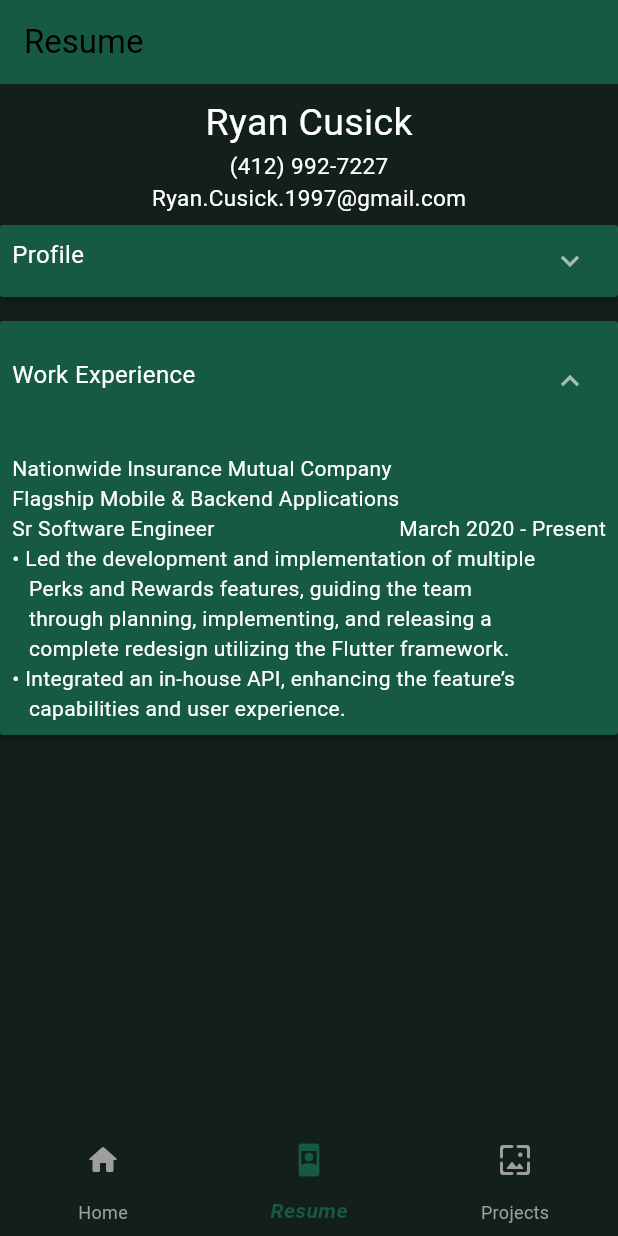
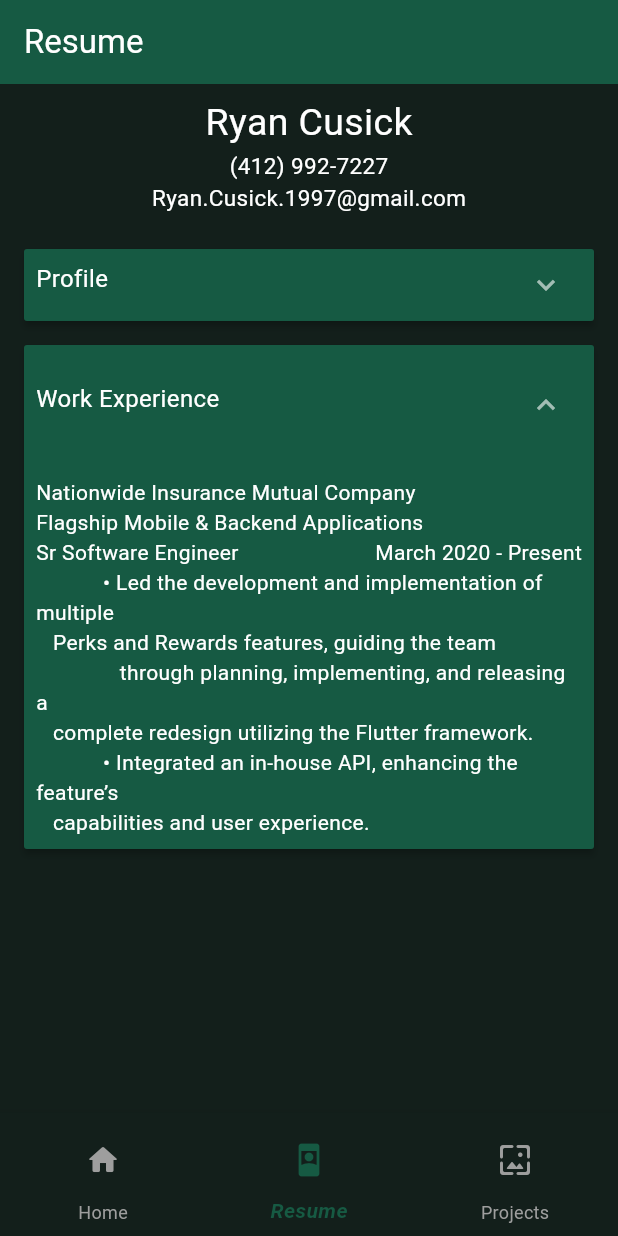
Before and after one commit to Cusick1/portfolio, a Flutter app: the screen it shows after launch, item 2 of the bottom bar chosen, on a phone screen of 412 x 824 dp. Run offline on Flutter 3.47's test engine with Material 3 defaults, Android fonts, the phone set to English and light mode, and no system bars; our stand-ins replace flutter_bloc.

Commit message:
added padding

```diff
--- a/lib/presentation/home_page.dart
+++ b/lib/presentation/home_page.dart
@@ -33,7 +33,7 @@ class HomePageView extends StatelessWidget {
           backgroundColor: Theme.of(context).colorScheme.primary,
           title: Text(
             titles[i],
-            style: TextStyle(color: Theme.of(context).colorScheme.onPrimary),
+            style: TextStyle(color: Theme.of(context).colorScheme.onSurface),
           ),
         ),
       );
--- a/lib/presentation/resume_page.dart
+++ b/lib/presentation/resume_page.dart
@@ -19,7 +19,9 @@ class Resume extends StatelessWidget {
           children: [
             const Padding(padding: EdgeInsets.all(8), child: ContactInfo()),
             // Create a List of DropDown Widgets
-            ExpansionPanels(
+            Padding(
+              padding: const EdgeInsets.all(16),
+              child: ExpansionPanels(
                 content: [
                   PanelContent(
                     header: Padding(
@@ -85,6 +87,7 @@ class Resume extends StatelessWidget {
                 ],
                 expandedColor: colorScheme.primary,
               ),
+            ),
           ],
         ),
       ),
```
Also changed, not shown: lib/main.dart (+0 -16 lines). Lines whose indentation alone changed are shown as unchanged.
